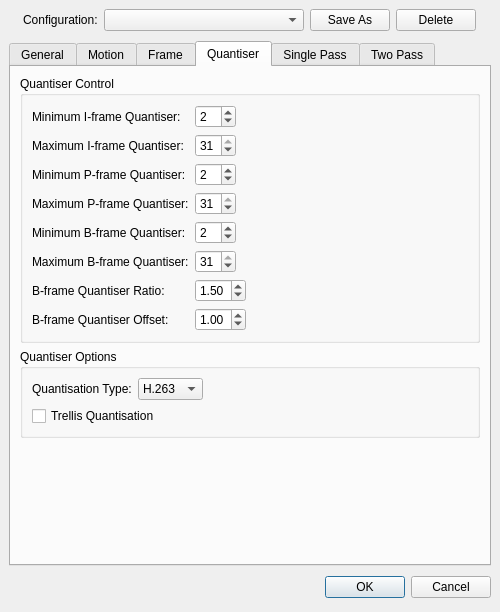
Old version of the form branches/avidemux_2.5_branch_gruntster/plugins/ADM_videoEncoder/ADM_vidEnc_xvid/qt4/xvidConfigDialog.ui in the repository BackupTheBerlios/avidemux-svn.
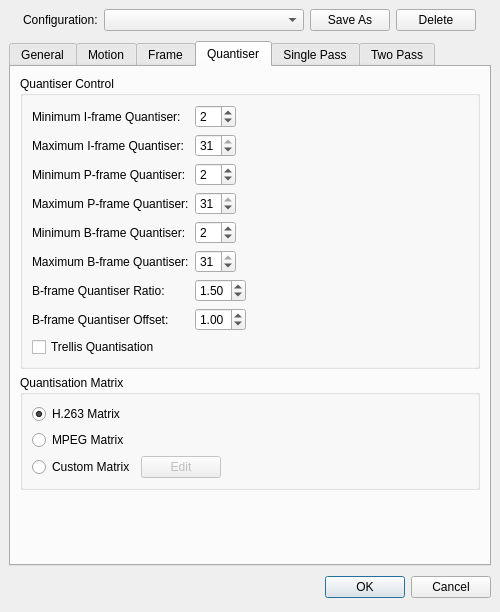
New version of the form. The open tabs and pages were chosen to show the change.

Commit message: [xvid] support custom matrix

Diff of the .ui file:
```diff
--- a/branches/avidemux_2.5_branch_gruntster/plugins/ADM_videoEncoder/ADM_vidEnc_xvid/qt4/xvidConfigDialog.ui
+++ b/branches/avidemux_2.5_branch_gruntster/plugins/ADM_videoEncoder/ADM_vidEnc_xvid/qt4/xvidConfigDialog.ui
@@ -1334,14 +1334,29 @@
          <property name="title" >
           <string>Quantiser Control</string>
          </property>
-         <layout class="QGridLayout" >
+         <layout class="QVBoxLayout" >
           <property name="margin" >
            <number>9</number>
           </property>
           <property name="spacing" >
            <number>6</number>
           </property>
-          <item row="7" column="1" >
+          <item>
+           <layout class="QGridLayout" >
+            <property name="margin" >
+             <number>0</number>
+            </property>
+            <property name="spacing" >
+             <number>6</number>
+            </property>
+            <item row="5" column="0" >
+             <widget class="QLabel" name="label_7" >
+              <property name="text" >
+               <string>Maximum B-frame Quantiser:</string>
+              </property>
+             </widget>
+            </item>
+            <item row="4" column="1" >
            <layout class="QHBoxLayout" >
             <property name="margin" >
              <number>0</number>
@@ -1350,18 +1365,15 @@
              <number>6</number>
             </property>
             <item>
-             <widget class="QDoubleSpinBox" name="quantBoffsetSpinBox" >
-              <property name="decimals" >
-               <number>2</number>
-              </property>
+               <widget class="QSpinBox" name="quantBminSpinBox" >
               <property name="maximum" >
-               <double>2.000000000000000</double>
-              </property>
-              <property name="singleStep" >
-               <double>0.100000000000000</double>
+                 <number>31</number>
+                </property>
+                <property name="minimum" >
+                 <number>1</number>
               </property>
               <property name="value" >
-               <double>1.000000000000000</double>
+                 <number>2</number>
               </property>
              </widget>
             </item>
@@ -1380,7 +1392,7 @@
             </item>
            </layout>
           </item>
-          <item row="6" column="1" >
+            <item row="1" column="1" >
            <layout class="QHBoxLayout" >
             <property name="margin" >
              <number>0</number>
@@ -1389,18 +1401,15 @@
              <number>6</number>
             </property>
             <item>
-             <widget class="QDoubleSpinBox" name="quantBratioSpinBox" >
-              <property name="decimals" >
-               <number>2</number>
-              </property>
+               <widget class="QSpinBox" name="quantImaxSpinBox" >
               <property name="maximum" >
-               <double>2.000000000000000</double>
-              </property>
-              <property name="singleStep" >
-               <double>0.100000000000000</double>
+                 <number>31</number>
+                </property>
+                <property name="minimum" >
+                 <number>1</number>
               </property>
               <property name="value" >
-               <double>1.500000000000000</double>
+                 <number>31</number>
               </property>
              </widget>
             </item>
@@ -1426,6 +1435,49 @@
             </property>
            </widget>
           </item>
+            <item row="0" column="1" >
+             <layout class="QHBoxLayout" >
+              <property name="margin" >
+               <number>0</number>
+              </property>
+              <property name="spacing" >
+               <number>6</number>
+              </property>
+              <item>
+               <widget class="QSpinBox" name="quantIminSpinBox" >
+                <property name="maximum" >
+                 <number>31</number>
+                </property>
+                <property name="minimum" >
+                 <number>1</number>
+                </property>
+                <property name="value" >
+                 <number>2</number>
+                </property>
+               </widget>
+              </item>
+              <item>
+               <spacer>
+                <property name="orientation" >
+                 <enum>Qt::Horizontal</enum>
+                </property>
+                <property name="sizeHint" >
+                 <size>
+                  <width>47</width>
+                  <height>20</height>
+                 </size>
+                </property>
+               </spacer>
+              </item>
+             </layout>
+            </item>
+            <item row="2" column="0" >
+             <widget class="QLabel" name="label_17" >
+              <property name="text" >
+               <string>Minimum P-frame Quantiser:</string>
+              </property>
+             </widget>
+            </item>
           <item row="6" column="0" >
            <widget class="QLabel" name="label_20" >
             <property name="text" >
@@ -1433,78 +1485,6 @@
             </property>
            </widget>
           </item>
-          <item row="4" column="1" >
-           <layout class="QHBoxLayout" >
-            <property name="margin" >
-             <number>0</number>
-            </property>
-            <property name="spacing" >
-             <number>6</number>
-            </property>
-            <item>
-             <widget class="QSpinBox" name="quantBminSpinBox" >
-              <property name="maximum" >
-               <number>31</number>
-              </property>
-              <property name="minimum" >
-               <number>1</number>
-              </property>
-              <property name="value" >
-               <number>2</number>
-              </property>
-             </widget>
-            </item>
-            <item>
-             <spacer>
-              <property name="orientation" >
-               <enum>Qt::Horizontal</enum>
-              </property>
-              <property name="sizeHint" >
-               <size>
-                <width>40</width>
-                <height>20</height>
-               </size>
-              </property>
-             </spacer>
-            </item>
-           </layout>
-          </item>
-          <item row="1" column="1" >
-           <layout class="QHBoxLayout" >
-            <property name="margin" >
-             <number>0</number>
-            </property>
-            <property name="spacing" >
-             <number>6</number>
-            </property>
-            <item>
-             <widget class="QSpinBox" name="quantImaxSpinBox" >
-              <property name="maximum" >
-               <number>31</number>
-              </property>
-              <property name="minimum" >
-               <number>1</number>
-              </property>
-              <property name="value" >
-               <number>31</number>
-              </property>
-             </widget>
-            </item>
-            <item>
-             <spacer>
-              <property name="orientation" >
-               <enum>Qt::Horizontal</enum>
-              </property>
-              <property name="sizeHint" >
-               <size>
-                <width>40</width>
-                <height>20</height>
-               </size>
-              </property>
-             </spacer>
-            </item>
-           </layout>
-          </item>
           <item row="0" column="0" >
            <widget class="QLabel" name="label_15" >
             <property name="text" >
@@ -1512,41 +1492,6 @@
             </property>
            </widget>
           </item>
-          <item row="3" column="0" >
-           <widget class="QLabel" name="label_5" >
-            <property name="text" >
-             <string>Maximum P-frame Quantiser:</string>
-            </property>
-           </widget>
-          </item>
-          <item row="5" column="0" >
-           <widget class="QLabel" name="label_7" >
-            <property name="text" >
-             <string>Maximum B-frame Quantiser:</string>
-            </property>
-           </widget>
-          </item>
-          <item row="2" column="0" >
-           <widget class="QLabel" name="label_17" >
-            <property name="text" >
-             <string>Minimum P-frame Quantiser:</string>
-            </property>
-           </widget>
-          </item>
-          <item row="4" column="0" >
-           <widget class="QLabel" name="label_6" >
-            <property name="text" >
-             <string>Minimum B-frame Quantiser:</string>
-            </property>
-           </widget>
-          </item>
-          <item row="1" column="0" >
-           <widget class="QLabel" name="label_16" >
-            <property name="text" >
-             <string>Maximum I-frame Quantiser:</string>
-            </property>
-           </widget>
-          </item>
           <item row="3" column="1" >
            <layout class="QHBoxLayout" >
             <property name="margin" >
@@ -1619,41 +1564,19 @@
             </item>
            </layout>
           </item>
-          <item row="0" column="1" >
-           <layout class="QHBoxLayout" >
-            <property name="margin" >
-             <number>0</number>
-            </property>
-            <property name="spacing" >
-             <number>6</number>
-            </property>
-            <item>
-             <widget class="QSpinBox" name="quantIminSpinBox" >
-              <property name="maximum" >
-               <number>31</number>
-              </property>
-              <property name="minimum" >
-               <number>1</number>
-              </property>
-              <property name="value" >
-               <number>2</number>
-              </property>
+            <item row="4" column="0" >
+             <widget class="QLabel" name="label_6" >
+              <property name="text" >
+               <string>Minimum B-frame Quantiser:</string>
+              </property>
              </widget>
             </item>
-            <item>
-             <spacer>
-              <property name="orientation" >
-               <enum>Qt::Horizontal</enum>
+            <item row="3" column="0" >
+             <widget class="QLabel" name="label_5" >
+              <property name="text" >
+               <string>Maximum P-frame Quantiser:</string>
               </property>
-              <property name="sizeHint" >
-               <size>
-                <width>47</width>
-                <height>20</height>
-               </size>
-              </property>
-             </spacer>
-            </item>
-           </layout>
+             </widget>
           </item>
           <item row="2" column="1" >
            <layout class="QHBoxLayout" >
@@ -1691,22 +1614,7 @@
             </item>
            </layout>
           </item>
-         </layout>
-        </widget>
-       </item>
-       <item>
-        <widget class="QGroupBox" name="groupBox_3" >
-         <property name="title" >
-          <string>Quantiser Options</string>
-         </property>
-         <layout class="QVBoxLayout" >
-          <property name="margin" >
-           <number>9</number>
-          </property>
-          <property name="spacing" >
-           <number>6</number>
-          </property>
-          <item>
+            <item row="7" column="1" >
            <layout class="QHBoxLayout" >
             <property name="margin" >
              <number>0</number>
@@ -1715,13 +1623,37 @@
              <number>6</number>
             </property>
             <item>
-             <widget class="QLabel" name="label_2" >
-              <property name="text" >
-               <string>Quantisation Type:</string>
-              </property>
+               <widget class="QDoubleSpinBox" name="quantBoffsetSpinBox" >
+                <property name="decimals" >
+                 <number>2</number>
+                </property>
+                <property name="maximum" >
+                 <double>2.000000000000000</double>
+                </property>
+                <property name="singleStep" >
+                 <double>0.100000000000000</double>
+                </property>
+                <property name="value" >
+                 <double>1.000000000000000</double>
+                </property>
              </widget>
             </item>
             <item>
+               <spacer>
+                <property name="orientation" >
+                 <enum>Qt::Horizontal</enum>
+                </property>
+                <property name="sizeHint" >
+                 <size>
+                  <width>40</width>
+                  <height>20</height>
+                 </size>
+                </property>
+               </spacer>
+              </item>
+             </layout>
+            </item>
+            <item row="6" column="1" >
              <layout class="QHBoxLayout" >
               <property name="margin" >
                <number>0</number>
@@ -1730,17 +1662,19 @@
                <number>6</number>
               </property>
               <item>
-               <widget class="QComboBox" name="quantTypeComboBox" >
-                <item>
-                 <property name="text" >
-                  <string>H.263</string>
-                 </property>
-                </item>
-                <item>
-                 <property name="text" >
-                  <string>MPEG</string>
-                 </property>
-                </item>
+               <widget class="QDoubleSpinBox" name="quantBratioSpinBox" >
+                <property name="decimals" >
+                 <number>2</number>
+                </property>
+                <property name="maximum" >
+                 <double>2.000000000000000</double>
+                </property>
+                <property name="singleStep" >
+                 <double>0.100000000000000</double>
+                </property>
+                <property name="value" >
+                 <double>1.500000000000000</double>
+                </property>
                </widget>
               </item>
               <item>
@@ -1758,6 +1692,13 @@
               </item>
              </layout>
             </item>
+            <item row="1" column="0" >
+             <widget class="QLabel" name="label_16" >
+              <property name="text" >
+               <string>Maximum I-frame Quantiser:</string>
+              </property>
+             </widget>
+            </item>
            </layout>
           </item>
           <item>
@@ -1770,6 +1711,78 @@
          </layout>
         </widget>
        </item>
+       <item>
+        <widget class="QGroupBox" name="groupBox_3" >
+         <property name="title" >
+          <string>Quantisation Matrix</string>
+         </property>
+         <layout class="QVBoxLayout" >
+          <property name="margin" >
+           <number>9</number>
+          </property>
+          <property name="spacing" >
+           <number>6</number>
+          </property>
+          <item>
+           <widget class="QRadioButton" name="matrixH263RadioButton" >
+            <property name="text" >
+             <string>H.263 Matrix</string>
+            </property>
+            <property name="checked" >
+             <bool>true</bool>
+            </property>
+           </widget>
+          </item>
+          <item>
+           <widget class="QRadioButton" name="matrixMpegRadioButton" >
+            <property name="text" >
+             <string>MPEG Matrix</string>
+            </property>
+           </widget>
+          </item>
+          <item>
+           <layout class="QHBoxLayout" >
+            <property name="margin" >
+             <number>0</number>
+            </property>
+            <property name="spacing" >
+             <number>6</number>
+            </property>
+            <item>
+             <widget class="QRadioButton" name="matrixCustomRadioButton" >
+              <property name="text" >
+               <string>Custom Matrix</string>
+              </property>
+             </widget>
+            </item>
+            <item>
+             <widget class="QPushButton" name="matrixCustomEditButton" >
+              <property name="enabled" >
+               <bool>false</bool>
+              </property>
+              <property name="text" >
+               <string>Edit</string>
+              </property>
+             </widget>
+            </item>
+            <item>
+             <spacer>
+              <property name="orientation" >
+               <enum>Qt::Horizontal</enum>
+              </property>
+              <property name="sizeHint" >
+               <size>
+                <width>40</width>
+                <height>20</height>
+               </size>
+              </property>
+             </spacer>
+            </item>
+           </layout>
+          </item>
+         </layout>
+        </widget>
+       </item>
        <item>
         <spacer>
          <property name="orientation" >
```
Left out of the diff: 21 changed lines with no effect on the pictures. Lines whose indentation alone changed are shown as unchanged. The commit also changes 11 other files.
